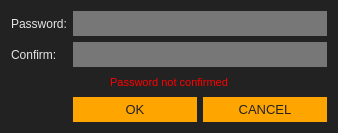
Above: src/gui/ui/newpassworddialog.ui from ConcealNetwork/conceal-desktop before the change. Below: the same form after it.
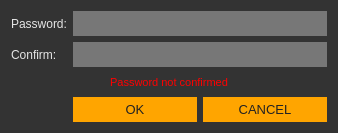
That is the form after the change.

The edit to the form file:
```diff
--- a/src/gui/ui/newpassworddialog.ui
+++ b/src/gui/ui/newpassworddialog.ui
@@ -20,7 +20,7 @@
    <string>Enter password</string>
   </property>
   <property name="styleSheet">
-   <string notr="true">background-color: #222; color: #e5e5e5;
+   <string notr="true">background-color: #333; color: #e5e5e5;
 border: 0px;</string>
   </property>
   <layout class="QGridLayout" name="gridLayout">
```
